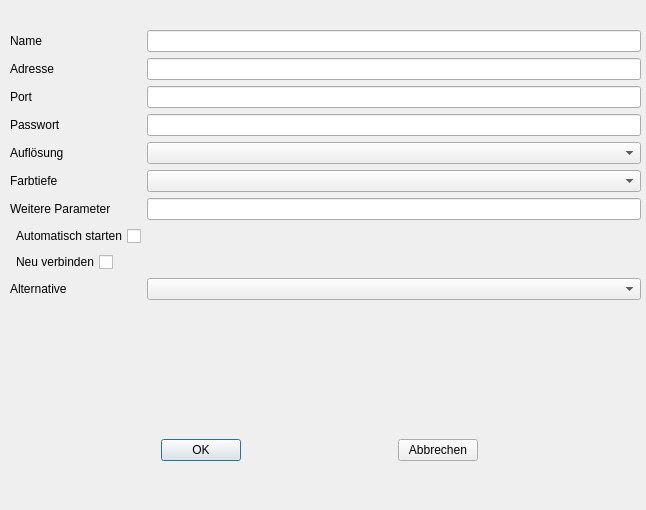
First picture: the form in xtc/bin/dialogrealvnc.ui, repository xtc-Thin-Client/xtcapp, before the edit.
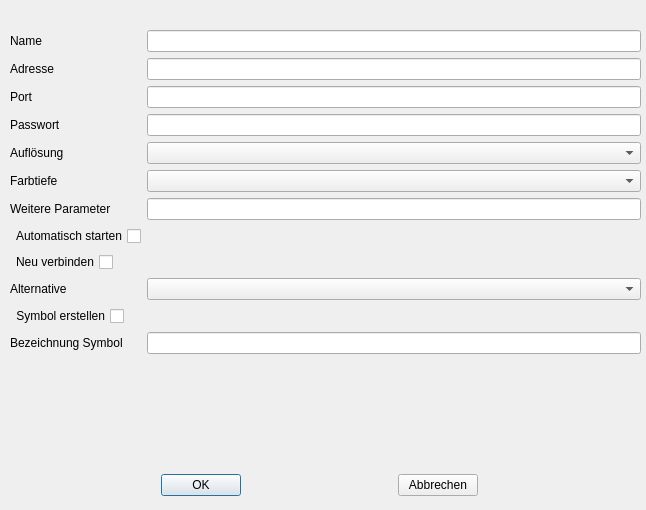
Second picture: the form after the edit.

What changed in the file:
```diff
--- a/xtc/bin/dialogrealvnc.ui
+++ b/xtc/bin/dialogrealvnc.ui
@@ -19,7 +19,7 @@
      <x>10</x>
      <y>30</y>
      <width>631</width>
-     <height>371</height>
+     <height>431</height>
     </rect>
    </property>
    <layout class="QFormLayout" name="formLayout">
@@ -123,15 +123,35 @@
     <item row="9" column="1">
      <widget class="QComboBox" name="vncInputAlternative"/>
     </item>
+    <item row="10" column="0">
+     <widget class="QCheckBox" name="vncInputIcon">
+      <property name="layoutDirection">
+       <enum>Qt::RightToLeft</enum>
+      </property>
+      <property name="text">
+       <string>Symbol erstellen</string>
+      </property>
+     </widget>
+    </item>
+    <item row="11" column="0">
+     <widget class="QLabel" name="vncLabelIconName">
+      <property name="text">
+       <string>Bezeichnung Symbol</string>
+      </property>
+     </widget>
+    </item>
+    <item row="11" column="1">
+     <widget class="QLineEdit" name="vncInputIconName"/>
+    </item>
    </layout>
   </widget>
   <widget class="QWidget" name="horizontalLayoutWidget">
    <property name="geometry">
     <rect>
      <x>10</x>
-     <y>410</y>
+     <y>470</y>
      <width>621</width>
-     <height>80</height>
+     <height>31</height>
     </rect>
    </property>
    <layout class="QHBoxLayout" name="horizontalLayout">
```
Left out of the diff: 26 changed lines with no effect on the pictures.
